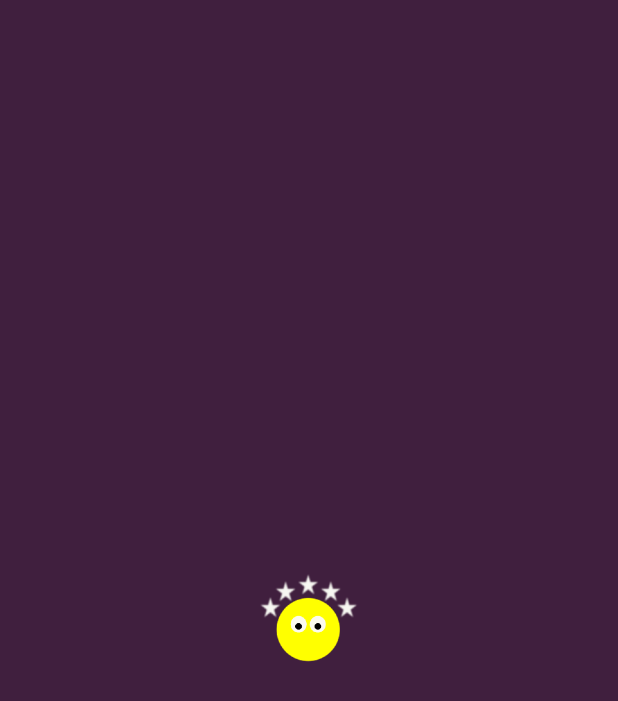
After one commit to malwinatal/RateApp, an Android app: the SplashActivity screen opened directly, with no data from a screen before it, on a phone screen of 412 x 824 dp. The commit adds this screen. Shown: the top 701 px of the screen. Run offline under Robolectric (Android 15) with nearby library versions, the phone set to English and light mode, and no system bars; 1 statement that could not run was skipped.

Commit message:
added splash screen, restriction for adding an item without any category, closes #10

```diff
--- /dev/null
+++ b/app/src/main/java/com/example/mt/rateapp/activities/SplashActivity.java
@@ -0,0 +1,17 @@
+package com.example.mt.rateapp.activities;
+
+import android.content.Intent;
+import android.os.SystemClock;
+import android.support.v7.app.AppCompatActivity;
+import android.os.Bundle;
+
+public class SplashActivity extends AppCompatActivity {
+
+    @Override
+    protected void onCreate(Bundle savedInstanceState) {
+        super.onCreate(savedInstanceState);
+        //SystemClock.sleep(7000);
+        startActivity(new Intent(SplashActivity.this, MainActivity.class));
+        finish();
+    }
+}
--- /dev/null
+++ b/app/src/main/res/drawable/splash_background.xml
@@ -0,0 +1,11 @@
+<?xml version="1.0" encoding="utf-8"?>
+<layer-list xmlns:android="http://schemas.android.com/apk/res/android" android:opacity="opaque">
+    <!-- The background color, preferably the same as your normal theme -->
+    <item android:drawable="@color/colorPrimaryDark"/>
+    <!-- Your product logo - 144dp color version of your app icon -->
+    <item>
+        <bitmap
+            android:gravity="center"
+            android:src="@mipmap/ic_launcher_foreground" />
+    </item>
+</layer-list>
--- a/app/src/main/res/values/styles.xml
+++ b/app/src/main/res/values/styles.xml
@@ -25,4 +25,8 @@
         <!--<item name="android:popupBackground">#FFF</item>-->
     </style>
 
+    <style name="SplashTheme" parent="Theme.AppCompat.NoActionBar">
+        <item name="android:windowBackground">@drawable/splash_background</item>
+    </style>
+
 </resources>
```
Also changed, not shown: app/src/main/AndroidManifest.xml (+11 -1 lines), app/src/main/java/com/example/mt/rateapp/activities/MainActivity.java (+12 -2 lines).
